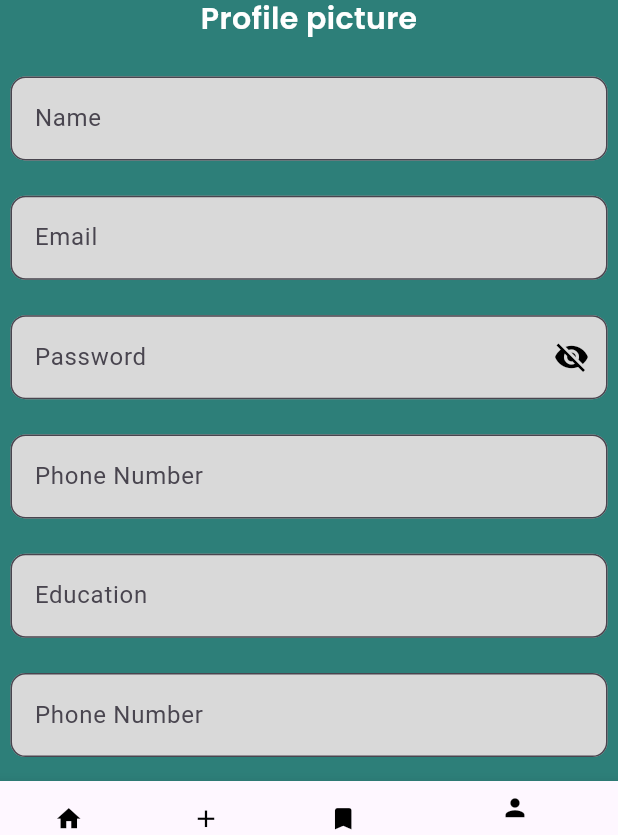
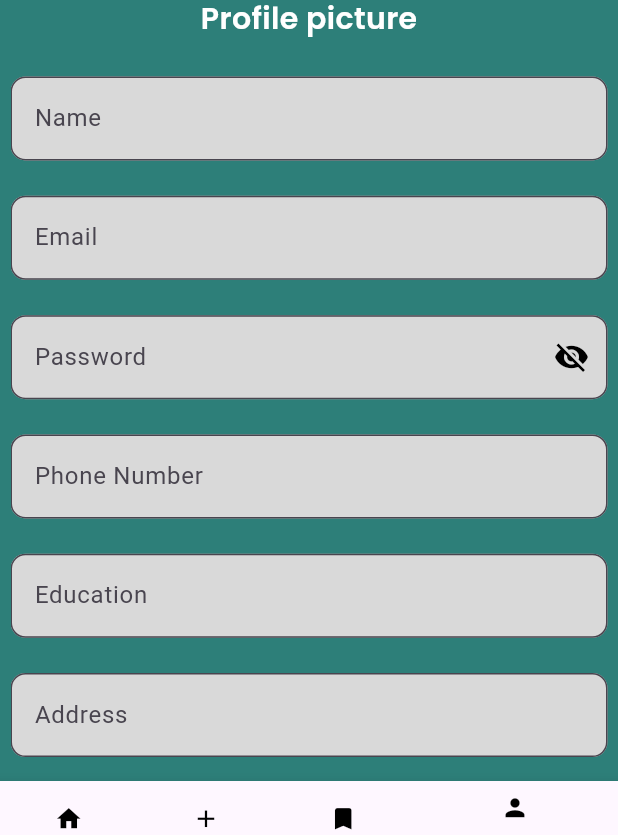
Before and after one commit to sadikshyakulu/CareerLift, a Flutter app: the ProfileConfiguration screen opened directly, on a phone screen of 412 x 824 dp. Shown: the part 371-1206 px from the top of the screen. Run offline on Flutter 3.47's test engine with Material 3 defaults, Android fonts, the phone set to English and light mode, and no system bars; our stand-ins replace cloud_firestore, firebase_auth, firebase_core, firebase_storage, fluttertoast, google_fonts and 2 more; accounts and stored records are empty.

Commit message:
profilepage

```diff
--- a/lib/main.dart
+++ b/lib/main.dart
@@ -30,7 +30,7 @@ class MyApp extends StatelessWidget {
         theme: ThemeData(
           primarySwatch: Colors.blue,
         ),
-        home: SplashScreen(), // Display the splash screen initially
+        home: DashboardScreen(), // Display the splash screen initially
         routes: {
           '/wrapper': (context) => const Wrapper(), // Replace DashboardScreen with your actual dashboard screen
         },
--- a/lib/screens/home/profile_config_screen.dart
+++ b/lib/screens/home/profile_config_screen.dart
@@ -1,9 +1,12 @@
 import 'dart:io';
+import 'dart:math';
 
 import 'package:app_jobdirect/screens/widgets/bottom_nav_bar.dart';
 import 'package:flutter/cupertino.dart';
 import 'package:flutter/material.dart';
 import 'package:google_fonts/google_fonts.dart';
+import 'package:image_cropper/image_cropper.dart';
+import 'package:image_picker/image_picker.dart';
 
 class ProfileConfiguration extends StatefulWidget {
   const ProfileConfiguration({Key? key});
@@ -15,7 +18,9 @@ class ProfileConfiguration extends StatefulWidget {
 class _ProfileConfigurationState extends State<ProfileConfiguration> {
   final _profileKey = GlobalKey<FormState>();
   File? imageFile;
+
   bool obscurePassword = true;
+
   String email =  '';
   String password = '';
   String name='';
@@ -26,16 +31,97 @@ class _ProfileConfigurationState extends State<ProfileConfiguration> {
 
   // Use TextEditingController for each TextFormField
   TextEditingController _nameController = TextEditingController();
-  TextEditingController _ageController = TextEditingController();
+  TextEditingController _emailController = TextEditingController();
   TextEditingController _addressController = TextEditingController();
   TextEditingController _contactController = TextEditingController();
   TextEditingController _educationController = TextEditingController();
-  TextEditingController _occupationController = TextEditingController();
+  TextEditingController _passwordController = TextEditingController();
 
+  FocusNode _nameFocus=FocusNode();
   FocusNode _contactFocus=FocusNode();
   FocusNode _educationFocus=FocusNode();
   FocusNode _addressFocus=FocusNode();
-  FocusNode _ocupationFocus=FocusNode();
+  FocusNode _emailFocus=FocusNode();
+  FocusNode _passwordFocus=FocusNode();
+
+  void _showImage(){
+    showDialog(
+        context: context, builder: (context){
+          return AlertDialog(
+            title: Text('Please choose an option',style:GoogleFonts.inter(color:Colors.black,fontWeight:FontWeight.bold, ),),
+            content: Column(
+              mainAxisSize:MainAxisSize.min ,
+              children: [
+                InkWell(
+                  onTap: (){
+                    //create get from camera
+                    _getImageFromCamera();
+                  },
+                  child: Row(
+                    children: [
+                      const Padding(
+                          padding:EdgeInsets.all(7) ,
+                        child:
+                          Icon(
+                            Icons.camera_alt_sharp,
+                            color:Colors.black,
+
+                          )
+                      ),
+                      Text("Camera",style:GoogleFonts.inter(color:Colors.black,fontWeight:FontWeight.bold, ),),
+                    ],
+                  ),
+                ),
+                InkWell(
+                  onTap: (){
+                    //create get from gallery
+                    _getImageFromGallery();
+                  },
+                  child: Row(
+                    children: [
+                      const Padding(
+                          padding:EdgeInsets.all(7) ,
+                          child:
+                          Icon(
+                            Icons.image_aspect_ratio_sharp,
+                            color:Colors.black,
+
+                          )
+                      ),
+                      Text("Gallery",style:GoogleFonts.inter(color:Colors.black,fontWeight:FontWeight.bold, ),),
+                    ],
+                  ),
+                )
+              ],
+
+            ),
+
+          );
+    },
+    );
+  }
+  void _getImageFromCamera()async{
+    XFile? pickedFile = await ImagePicker().pickImage(source: ImageSource.camera);
+    _cropImage(pickedFile!.path);
+    Navigator.pop(context);
+  }
+  void _getImageFromGallery()async{
+    XFile? pickedFile = await ImagePicker().pickImage(source: ImageSource.gallery);
+    _cropImage(pickedFile!.path);
+    Navigator.pop(context);
+  }
+
+  void _cropImage(filePath)async{
+    CroppedFile? cropImage = await ImageCropper().cropImage(
+        sourcePath: filePath , maxHeight: 1080 ,maxWidth: 1080
+    );
+    if( cropImage!=null){
+      setState(() {
+        imageFile = File( cropImage.path);
+      });
+    }
+  }
+
 
   @override
   Widget build(BuildContext context) {
@@ -65,7 +151,7 @@ class _ProfileConfigurationState extends State<ProfileConfiguration> {
         validator: validator,
         decoration: InputDecoration(
           filled: true,
-          fillColor: Color(0xFFD9D9D9),
+          fillColor: const Color(0xFFD9D9D9),
           labelText: labelText,
           border: OutlineInputBorder(
             borderRadius: BorderRadius.circular(10),
@@ -73,7 +159,8 @@ class _ProfileConfigurationState extends State<ProfileConfiguration> {
         ),
       );
     }
-    Widget buildInputField2(String hintText, void Function(String) onChanged) {
+    Widget buildInputField2(String hintText, void Function(String) onChanged,{FocusNode? focusNode,
+        FocusNode? nextFocusNode,} ) {
       return TextFormField(
         validator: (val) {
           if (val!.isEmpty) {
@@ -83,10 +170,19 @@ class _ProfileConfigurationState extends State<ProfileConfiguration> {
           }
           return null;
         },
+        focusNode: focusNode,
+        onEditingComplete: () {
+          if (nextFocusNode != null) {
+            FocusScope.of(context).requestFocus(nextFocusNode);
+          } else {
+            // Hide keyboard if next focus node is not available
+            FocusScope.of(context).unfocus();
+          }
+        },
         onChanged: onChanged,
         obscureText: hintText == 'Password' ? obscurePassword : false,
         decoration: InputDecoration(
-          fillColor: Color(0xFFD9D9D9),
+          fillColor: const Color(0xFFD9D9D9),
           filled: true,
           labelText: hintText, // Added labelText for clarity
           border: OutlineInputBorder(
@@ -111,20 +207,20 @@ class _ProfileConfigurationState extends State<ProfileConfiguration> {
     }
 
     return Scaffold(
-      backgroundColor: Color(0xFF2D7F79),
+      backgroundColor: const Color(0xFF2D7F79),
       bottomNavigationBar: BottomNavbar(indexNum: 3),
       appBar: AppBar(
         backgroundColor: const Color(0xFF2D7F79),
         title: Center(child: Text('Edit Profile',style:GoogleFonts.poppins(color:Colors.white,fontSize: 32,fontWeight: FontWeight.w600, ))),
       ),
       body: Padding(
-        padding: EdgeInsets.all(7.0),
+        padding: const EdgeInsets.all(7.0),
         child: SingleChildScrollView(
           child: Column(
 
             children: [
               Padding(
-                padding: EdgeInsets.only(top:9),
+                padding: const EdgeInsets.only(top:9),
                 child: Form(
                   key: _profileKey,
                   child: Column(
@@ -133,9 +229,11 @@ class _ProfileConfigurationState extends State<ProfileConfiguration> {
                       GestureDetector(
                         onTap: () {
                           // Create show image dialog
+                          _showImage();
+
                         },
                         child: Padding(
-                          padding: EdgeInsets.only(top:9),
+                          padding: const EdgeInsets.only(top:9),
                           child: Container(
                             width: size.width * 0.4,
                             height: size.width * 0.4, // Set a square container
@@ -148,8 +246,9 @@ class _ProfileConfigurationState extends State<ProfileConfiguration> {
                               child: imageFile == null
                                   ? Image.asset(
                                 'assets/editPerson.png',
-                                fit: BoxFit.fill,
-                              )
+                               fit: BoxFit.fill,
+                               )
+
                                   : Image.file(
                                 imageFile!,
                                 fit: BoxFit.fill,
@@ -171,7 +270,8 @@ class _ProfileConfigurationState extends State<ProfileConfiguration> {
                 labelText: 'Name',
                 keyboardType: TextInputType.name,
                 textInputAction: TextInputAction.next,
-                focusNode: _educationFocus,
+                focusNode: _nameFocus,
+                nextFocusNode: _emailFocus,
                 validator: (value) {
                   if (value!.isEmpty) {
                     return 'This field is missing';
@@ -180,11 +280,13 @@ class _ProfileConfigurationState extends State<ProfileConfiguration> {
                 },
               ),
               SizedBox(height:size.height/35),
-              buildInputField2('Email',  (val) {
+              buildInputField2('Email',focusNode: _emailFocus,
+                  nextFocusNode: _passwordFocus,  (val) {
                 setState(() => email = val);
               }),
               SizedBox(height: size.height/35),
-              buildInputField2('Password', (val) {
+              buildInputField2('Password',focusNode: _passwordFocus,
+                  nextFocusNode: _contactFocus, (val) {
                 setState(() => password = val);
               }),
               SizedBox(height: size.height/35),
@@ -194,6 +296,7 @@ class _ProfileConfigurationState extends State<ProfileConfiguration> {
                 keyboardType: TextInputType.phone,
                 textInputAction: TextInputAction.next,
                 focusNode: _contactFocus,
+                nextFocusNode:_educationFocus ,
                 validator: (value) {
                   if (value!.isEmpty) {
                     return 'This field is missing';
@@ -207,8 +310,9 @@ class _ProfileConfigurationState extends State<ProfileConfiguration> {
                 labelText: 'Education',
                 keyboardType: TextInputType.text,
                 textInputAction: TextInputAction.next,
-                focusNode: _addressFocus,
-                validator: (value) {
+                focusNode: _educationFocus,
+                nextFocusNode:_addressFocus,
+                  validator: (value) {
                   if (value!.isEmpty) {
                     return 'This field is missing';
                   }
@@ -218,16 +322,42 @@ class _ProfileConfigurationState extends State<ProfileConfiguration> {
               SizedBox(height: size.height/35),
               buildTextFormField(
                 controller: _addressController,
-                labelText: 'Phone Number',
+                labelText: 'Address',
                 keyboardType: TextInputType.text,
                 textInputAction: TextInputAction.next,
-                focusNode: _ocupationFocus,
+                focusNode: _addressFocus,
                 validator: (value) {
                   if (value!.isEmpty) {
                     return 'This field is missing';
                   }
                   return null;
                 },
+              ),
+              SizedBox(height: size.height/30),
+              Center(
+                child: ElevatedButton(
+                  onPressed: (){},
+                  //     () async {
+                  //   // Handle sign-in logic
+                  //   // if (_formKey.currentState?.validate() ?? false) {
+                  //   //   setState(() => loading = true
+                  //   //   );
+                  //   //   // dynamic result = await _auth.signinWithEmailAndPassword(email, password);
+                  //   //   // if (result == null) {
+                  //   //   //   setState(() => err = 'Could not sign in with the credentials');
+                  //   //   //   loading = false;
+                  //   //   // }
+                  //   // }
+                  //
+                  // },
+                  style: ElevatedButton.styleFrom(
+                    backgroundColor: Colors.white,
+                    shape: RoundedRectangleBorder(
+                      borderRadius: BorderRadius.circular(30),
+                    ),
+                  ),
+                  child:  Text('Save',style:GoogleFonts.inter(color:Colors.black,fontSize: 30,fontWeight:FontWeight.bold, ),),
+                ),
               ),
             ],
           ),
```
